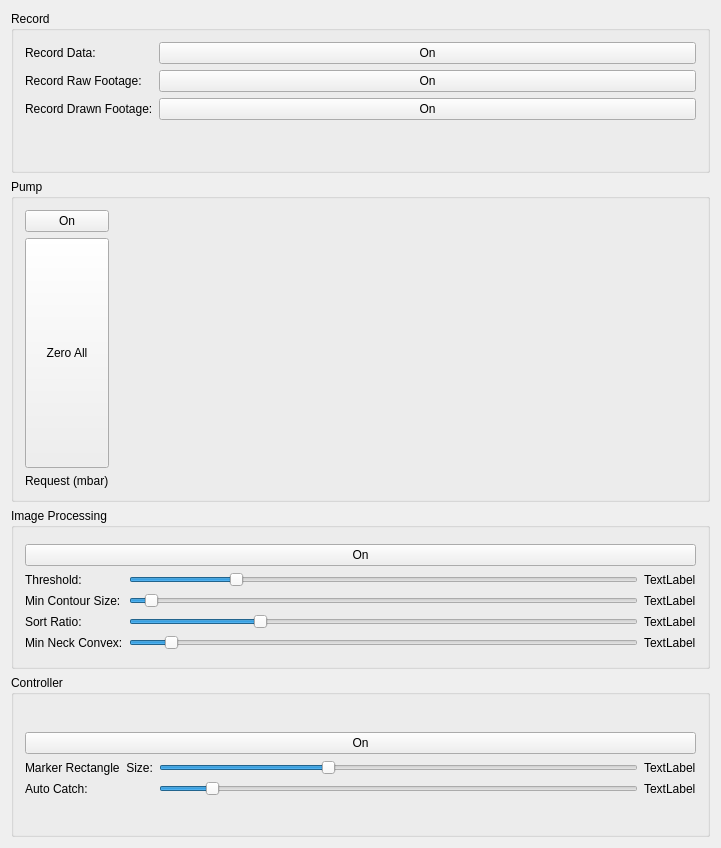
First picture: the form in EVA00/ueva/dashboard.ui, repository DaveSketchySpeedway/RoboDrop, before the edit.
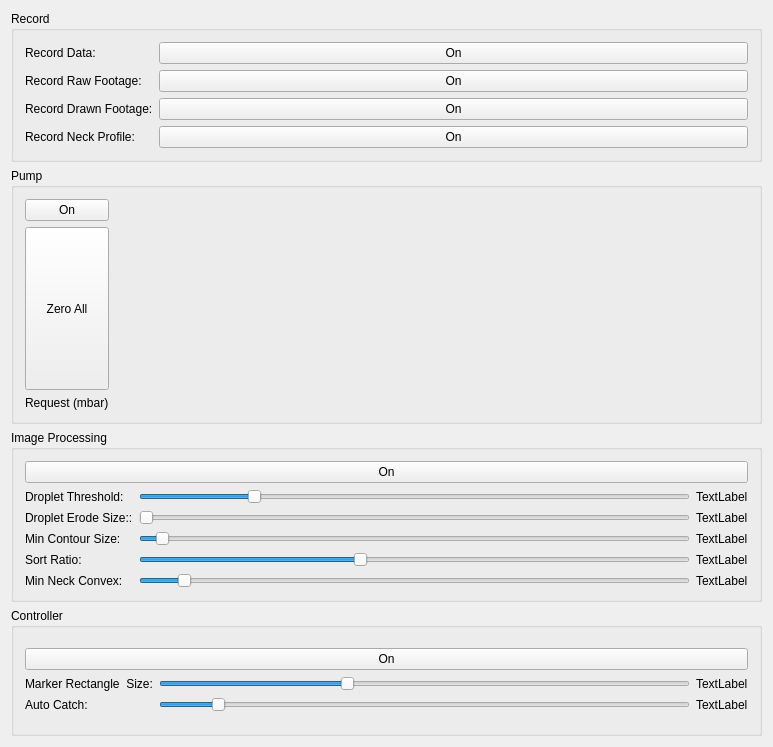
Second picture: the form after the edit.

Commit message: added droplet neck record, removed mask erosion, added droplet erosion changed marker rect color to blue re did light off test

```diff
--- a/EVA00/ueva/dashboard.ui
+++ b/EVA00/ueva/dashboard.ui
@@ -6,8 +6,8 @@
    <rect>
     <x>0</x>
     <y>0</y>
-    <width>721</width>
-    <height>848</height>
+    <width>773</width>
+    <height>747</height>
    </rect>
   </property>
   <property name="sizePolicy">
@@ -37,8 +37,6 @@
      <property name="title">
       <string>Record</string>
      </property>
-     <layout class="QGridLayout" name="gridLayout_6">
-      <item row="0" column="0">
        <layout class="QFormLayout" name="formLayout">
         <item row="0" column="0">
          <widget class="QLabel" name="label">
@@ -91,7 +89,22 @@
           </property>
          </widget>
         </item>
-       </layout>
+      <item row="3" column="0">
+       <widget class="QLabel" name="label_11">
+        <property name="text">
+         <string>Record Neck Profile:</string>
+        </property>
+       </widget>
+      </item>
+      <item row="3" column="1">
+       <widget class="QPushButton" name="recordNeckButton">
+        <property name="text">
+         <string>On</string>
+        </property>
+        <property name="checkable">
+         <bool>true</bool>
+        </property>
+       </widget>
       </item>
      </layout>
     </widget>
@@ -185,21 +198,14 @@
         </item>
         <item>
          <layout class="QGridLayout" name="gridLayout">
-          <item row="0" column="2">
-           <widget class="QLabel" name="threshLabel">
-            <property name="text">
-             <string>TextLabel</string>
-            </property>
-           </widget>
-          </item>
-          <item row="1" column="0">
+          <item row="3" column="0">
            <widget class="QLabel" name="label_6">
             <property name="text">
              <string>Min Contour Size:</string>
             </property>
            </widget>
           </item>
-          <item row="1" column="1">
+          <item row="3" column="1">
            <widget class="QSlider" name="contourSizeSlider">
             <property name="minimum">
              <number>0</number>
@@ -215,21 +221,21 @@
             </property>
            </widget>
           </item>
-          <item row="1" column="2">
+          <item row="3" column="2">
            <widget class="QLabel" name="contourSizeLabel">
             <property name="text">
              <string>TextLabel</string>
             </property>
            </widget>
           </item>
-          <item row="3" column="0">
+          <item row="5" column="0">
            <widget class="QLabel" name="label_9">
             <property name="text">
              <string>Min Neck Convex:</string>
             </property>
            </widget>
           </item>
-          <item row="3" column="1">
+          <item row="5" column="1">
            <widget class="QSlider" name="convexSizeSlider">
             <property name="minimum">
              <number>0</number>
@@ -248,21 +254,21 @@
             </property>
            </widget>
           </item>
-          <item row="3" column="2">
+          <item row="5" column="2">
            <widget class="QLabel" name="convexSizeLabel">
             <property name="text">
              <string>TextLabel</string>
             </property>
            </widget>
           </item>
-          <item row="0" column="0">
+          <item row="1" column="0">
            <widget class="QLabel" name="label_5">
             <property name="text">
-             <string>Threshold:</string>
+             <string>Droplet Threshold:</string>
             </property>
            </widget>
           </item>
-          <item row="0" column="1">
+          <item row="1" column="1">
            <widget class="QSlider" name="threshSlider">
             <property name="minimum">
              <number>0</number>
@@ -281,14 +287,14 @@
             </property>
            </widget>
           </item>
-          <item row="2" column="0">
+          <item row="4" column="0">
            <widget class="QLabel" name="label_10">
             <property name="text">
              <string>Sort Ratio:</string>
             </property>
            </widget>
           </item>
-          <item row="2" column="1">
+          <item row="4" column="1">
            <widget class="QSlider" name="sortRatioSlider">
             <property name="minimum">
              <number>0</number>
@@ -300,20 +306,60 @@
              <number>1</number>
             </property>
             <property name="value">
-             <number>25</number>
+             <number>40</number>
             </property>
             <property name="orientation">
              <enum>Qt::Horizontal</enum>
             </property>
            </widget>
           </item>
-          <item row="2" column="2">
+          <item row="1" column="2">
+           <widget class="QLabel" name="threshLabel">
+            <property name="text">
+             <string>TextLabel</string>
+            </property>
+           </widget>
+          </item>
+          <item row="4" column="2">
            <widget class="QLabel" name="sorRatioLabel">
             <property name="text">
              <string>TextLabel</string>
             </property>
            </widget>
           </item>
+          <item row="2" column="0">
+           <widget class="QLabel" name="label_12">
+            <property name="text">
+             <string>Droplet Erode Size::</string>
+            </property>
+           </widget>
+          </item>
+          <item row="2" column="1">
+           <widget class="QSlider" name="erodeSizeSlider">
+            <property name="minimum">
+             <number>0</number>
+            </property>
+            <property name="maximum">
+             <number>3</number>
+            </property>
+            <property name="pageStep">
+             <number>1</number>
+            </property>
+            <property name="value">
+             <number>0</number>
+            </property>
+            <property name="orientation">
+             <enum>Qt::Horizontal</enum>
+            </property>
+           </widget>
+          </item>
+          <item row="2" column="2">
+           <widget class="QLabel" name="erodeSizeLabel">
+            <property name="text">
+             <string>TextLabel</string>
+            </property>
+           </widget>
+          </item>
          </layout>
         </item>
        </layout>
```
Left out of the diff: 20 changed lines with no effect on the pictures. Lines whose indentation alone changed are shown as unchanged. The commit also changes 12 other files.
